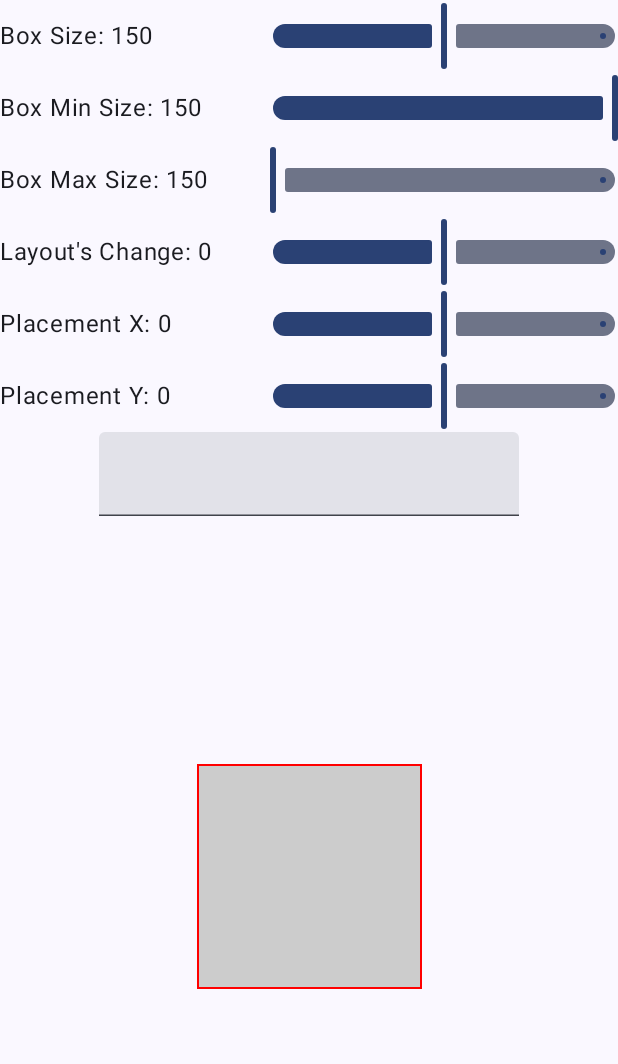
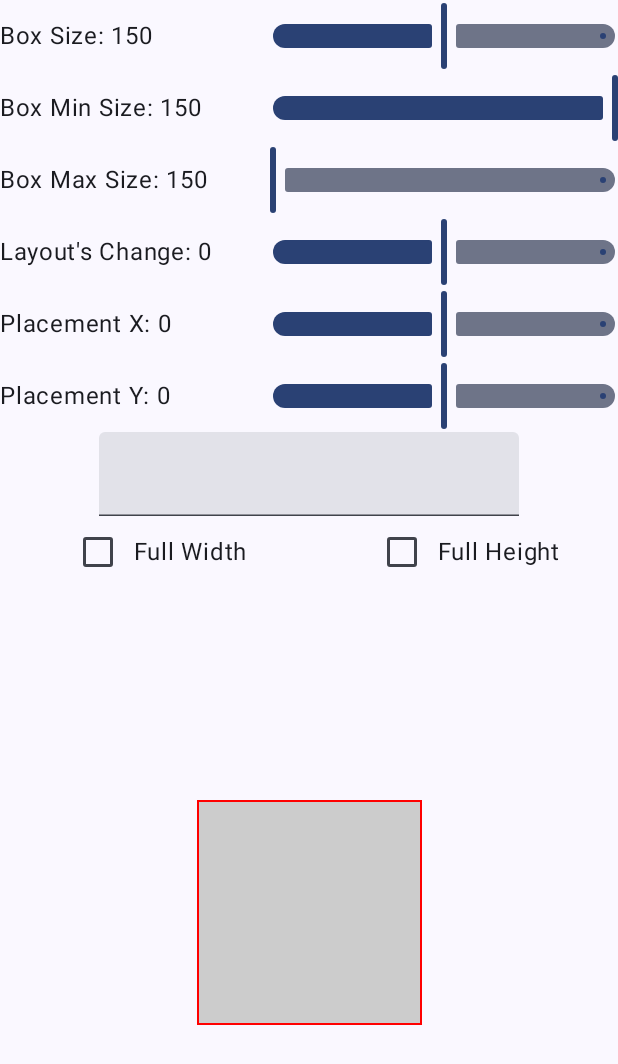
Before and after one commit to elye/demo_android_jetpack_compose_custom_layout, an Android app built with Jetpack Compose: the LayoutModifierSingleExperimentActivity screen opened directly, with no data from a screen before it, on a phone screen of 412 x 824 dp. Shown: the top 1064 px of the screen. Run offline under Robolectric (Android 15) with nearby library versions, the phone set to English and light mode, and no system bars.

Commit message:
Add full width/height

```diff
--- a/app/src/main/java/com/example/customlayout/LayoutModifierSingleExperimentActivity.kt
+++ b/app/src/main/java/com/example/customlayout/LayoutModifierSingleExperimentActivity.kt
@@ -10,10 +10,13 @@ import androidx.compose.foundation.layout.Box
 import androidx.compose.foundation.layout.BoxScope
 import androidx.compose.foundation.layout.Column
 import androidx.compose.foundation.layout.Row
+import androidx.compose.foundation.layout.fillMaxHeight
 import androidx.compose.foundation.layout.fillMaxSize
+import androidx.compose.foundation.layout.fillMaxWidth
 import androidx.compose.foundation.layout.height
 import androidx.compose.foundation.layout.size
 import androidx.compose.foundation.layout.width
+import androidx.compose.material3.Checkbox
 import androidx.compose.material3.ExperimentalMaterial3Api
 import androidx.compose.material3.MaterialTheme
 import androidx.compose.material3.Slider
@@ -128,6 +131,30 @@ class LayoutModifierSingleExperimentActivity : ComponentActivity() {
                     text = newText
                 }
             )
+            var fullWidthCheckedState by remember { mutableStateOf(false) }
+            var fullHeightCheckedState by remember { mutableStateOf(false) }
+            Row {
+                Row(modifier = Modifier.weight(1f),
+                    horizontalArrangement = Arrangement.Center,
+                    verticalAlignment = Alignment.CenterVertically
+                ) {
+                    Checkbox(
+                        checked = fullWidthCheckedState,
+                        onCheckedChange = { fullWidthCheckedState = it }
+                    )
+                    Text("Full Width")
+                }
+                Row(modifier = Modifier.weight(1f),
+                    horizontalArrangement = Arrangement.Center,
+                    verticalAlignment = Alignment.CenterVertically
+                ) {
+                    Checkbox(
+                        checked = fullHeightCheckedState,
+                        onCheckedChange = { fullHeightCheckedState = it }
+                    )
+                    Text("Full Height")
+                }
+            }
             Column(
                 horizontalAlignment = Alignment.CenterHorizontally,
                 verticalArrangement = Arrangement.Center,
@@ -141,7 +168,14 @@ class LayoutModifierSingleExperimentActivity : ComponentActivity() {
                     placementX.dp,
                     placementY.dp
                 ) {
-                    Text(text.text)
+                    val modifier = Modifier
+                        .conditional(fullWidthCheckedState) {
+                            fillMaxWidth()
+                        }
+                        .conditional(fullHeightCheckedState) {
+                            fillMaxHeight()
+                        }
+                    Text(text.text, modifier = modifier)
                 }
             }
         }
@@ -171,12 +205,15 @@ class LayoutModifierSingleExperimentActivity : ComponentActivity() {
                 val placeable = measurable.measure(looseConstraints)
 
                 // Layout
-                layout(constraints.maxWidth + layoutSizeChange.roundToPx(),
-                    constraints.maxHeight + layoutSizeChange.roundToPx()) {
+                layout(
+                    constraints.maxWidth + layoutSizeChange.roundToPx(),
+                    constraints.maxHeight + layoutSizeChange.roundToPx()
+                ) {
                     placeable.place(placementX.roundToPx(), placementY.roundToPx())
                 }
             }
             .border(1.dp, Color.Red),
-            content = content)
+            content = content
+        )
     }
 }
--- a/app/src/main/java/com/example/customlayout/Util.kt
+++ b/app/src/main/java/com/example/customlayout/Util.kt
@@ -1,3 +1,13 @@
 package com.example.customlayout
 
+import androidx.compose.ui.Modifier
+
 fun Float.format(digits: Int) = "%.${digits}f".format(this)
+
+fun Modifier.conditional(condition : Boolean, modifier : Modifier.() -> Modifier) : Modifier {
+    return if (condition) {
+        then(modifier(Modifier))
+    } else {
+        this
+    }
+}
```
